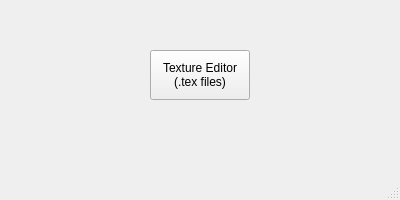
Before: the Qt Designer form mainwindow.ui in MaximosVeLOL/DanUtil, drawn with Qt 5.
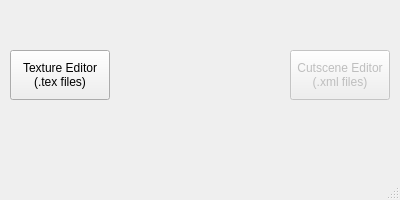
After: the same form once the commit is applied.

```diff
--- a/mainwindow.ui
+++ b/mainwindow.ui
@@ -17,7 +17,7 @@
    <widget class="QPushButton" name="mTexEditor">
     <property name="geometry">
      <rect>
-      <x>150</x>
+      <x>10</x>
       <y>50</y>
       <width>100</width>
       <height>50</height>
@@ -28,6 +28,23 @@
 (.tex files)</string>
     </property>
    </widget>
+   <widget class="QPushButton" name="pushButton">
+    <property name="enabled">
+     <bool>false</bool>
+    </property>
+    <property name="geometry">
+     <rect>
+      <x>290</x>
+      <y>50</y>
+      <width>100</width>
+      <height>50</height>
+     </rect>
+    </property>
+    <property name="text">
+     <string>Cutscene Editor
+(.xml files)</string>
+    </property>
+   </widget>
   </widget>
   <widget class="QMenuBar" name="menubar">
    <property name="geometry">
```
Left out of the diff: 2 changed lines with no effect on the pictures.
